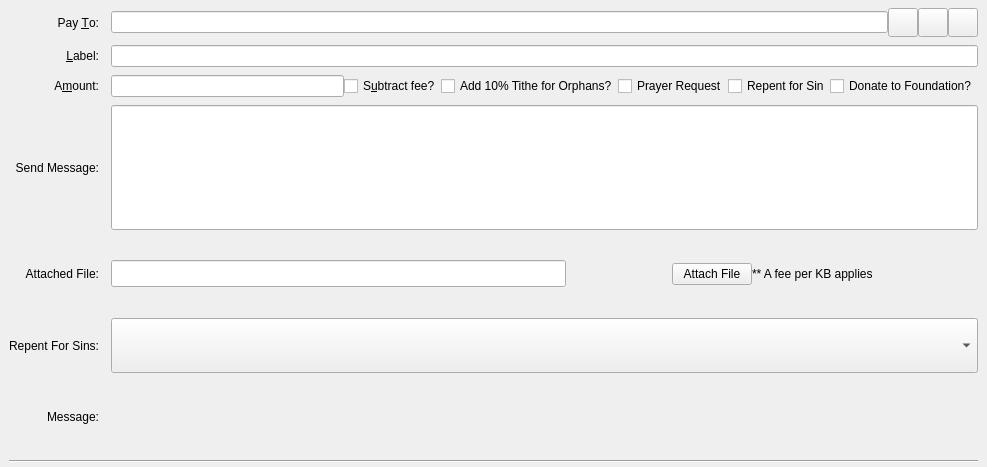
Above: src/qt/forms/sendcoinsentry.ui from biblepay/biblepay_legacy before the change. Below: the same form after it.
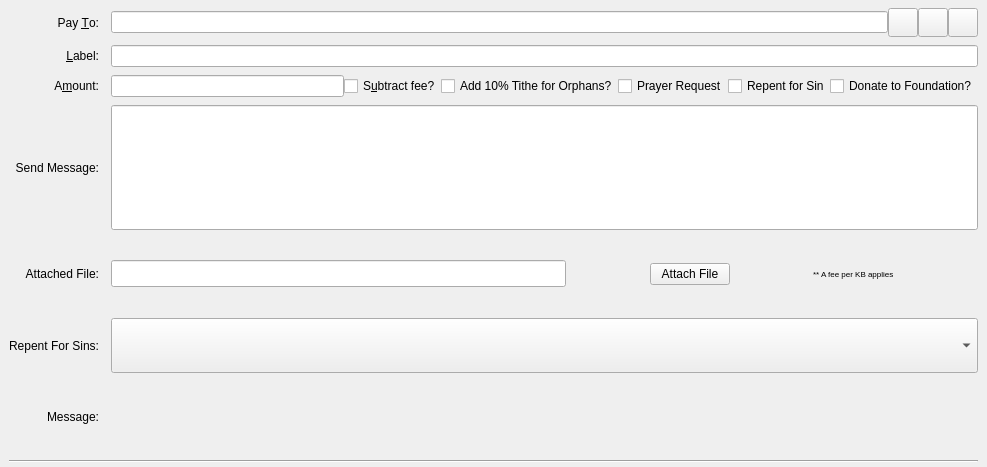
That is the form after the change. Custom widgets are drawn as their Qt base class.

What changed in the file:
```diff
--- a/src/qt/forms/sendcoinsentry.ui
+++ b/src/qt/forms/sendcoinsentry.ui
@@ -325,8 +325,26 @@
         </property>
        </widget>
       </item>
+      <item>
+       <spacer name="horizontalSpacer_3">
+        <property name="orientation">
+         <enum>Qt::Horizontal</enum>
+        </property>
+        <property name="sizeHint" stdset="0">
+         <size>
+          <width>40</width>
+          <height>20</height>
+         </size>
+        </property>
+       </spacer>
+      </item>
       <item>
        <widget class="QLabel" name="lblIPFSFee">
+        <property name="font">
+         <font>
+          <pointsize>6</pointsize>
+         </font>
+        </property>
         <property name="text">
          <string>** A fee per KB applies</string>
         </property>
```
